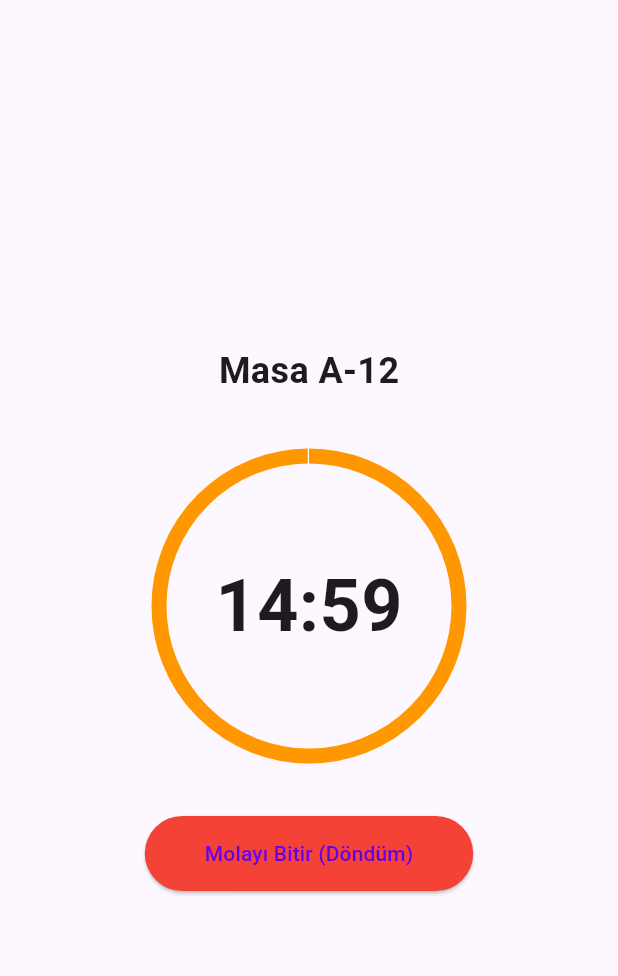
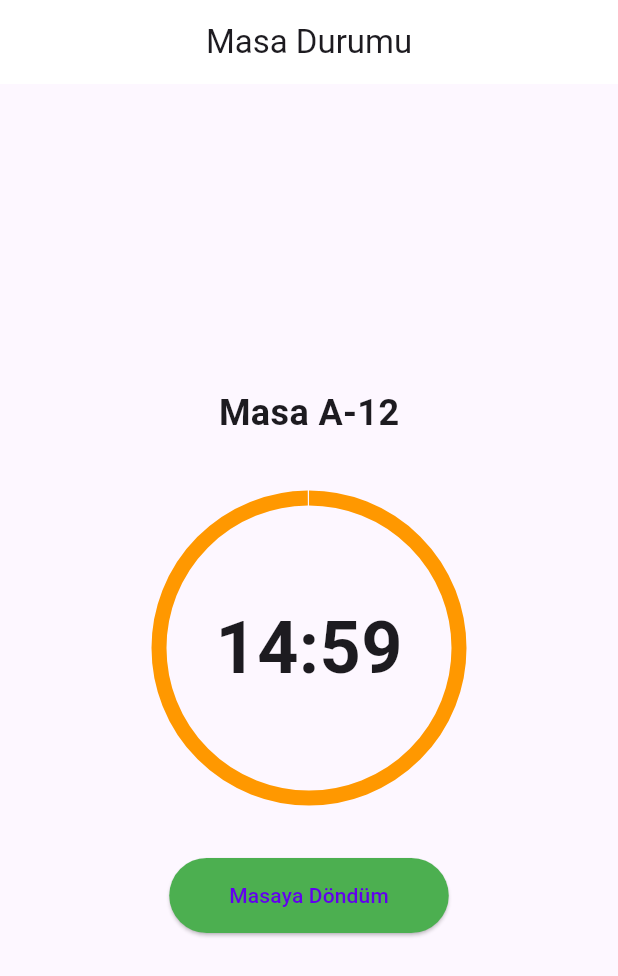
Before and after one commit to 4liriza/YerimCepte, a Flutter app: the TimerScreen screen opened directly, after a tap on "Molaya Çık", on a phone screen of 412 x 824 dp. Shown: the top 976 px of the screen. Run offline on Flutter 3.47's test engine with Material 3 defaults, Android fonts, the phone set to English and light mode, and no system bars; missing offline and left inert: mobile_scanner.

Commit message:
feat(timer): mola bitiminde otomatik cikis ve sure resetleme mantigi eklendi

```diff
--- a/lib/features/home/screens/timer_screen.dart
+++ b/lib/features/home/screens/timer_screen.dart
@@ -9,8 +9,9 @@ class TimerScreen extends StatefulWidget {
 }
 
 class _TimerScreenState extends State<TimerScreen> {
-  // Mola süresi: 15 dakika (saniye cinsinden)
-  int _remainingSeconds = 15 * 60;
+  // Mola süresi sabitimiz (15 dakika)
+  static const int molaSuresi = 15 * 60;
+  int _remainingSeconds = molaSuresi;
   Timer? _timer;
   bool _isMolaActive = false;
 
@@ -22,18 +23,42 @@ class _TimerScreenState extends State<TimerScreen> {
           _remainingSeconds--;
         });
       } else {
-        _stopTimer();
-        // Süre bittiğinde yapılacak işlem (Masa boşaltılacak)
+        // SÜRE BİTTİĞİNDE: Sayacı durdur ve masayı boşalt
+        _timer?.cancel();
+        _masaBosalt();
       }
     });
   }
 
+  // Molayı Bitir (Döndüm) tuşuna basıldığında
   void _stopTimer() {
     _timer?.cancel();
-    setState(() => _isMolaActive = false);
+    setState(() {
+      _isMolaActive = false;
+      _remainingSeconds = molaSuresi; // Süreyi tekrar 15 dakikaya resetle
+    });
+
+    ScaffoldMessenger.of(context).showSnackBar(
+      const SnackBar(content: Text('Moladan döndünüz, süreniz yenilendi.')),
+    );
   }
 
-  // Saniyeyi Dakika:Saniye formatına çeviren yardımcı fonksiyon
+  // Süre dolduğunda otomatik çalışan fonksiyon
+  void _masaBosalt() {
+    if (!mounted) return;
+
+    // Kullanıcıya bilgi ver
+    ScaffoldMessenger.of(context).showSnackBar(
+      const SnackBar(
+        content: Text('Mola süreniz doldu! Masanız otomatik boşaltıldı.'),
+        backgroundColor: Colors.red,
+      ),
+    );
+
+    // Ana sayfaya (Haritaya) geri gönder
+    Navigator.of(context).pop();
+  }
+
   String _formatTime(int seconds) {
     int minutes = seconds ~/ 60;
     int remainingSeconds = seconds % 60;
@@ -42,13 +67,14 @@ class _TimerScreenState extends State<TimerScreen> {
 
   @override
   void dispose() {
-    _timer?.cancel(); // Bellek sızıntısını önlemek için önemli
+    _timer?.cancel();
     super.dispose();
   }
 
   @override
   Widget build(BuildContext context) {
     return Scaffold(
+      appBar: AppBar(title: const Text("Masa Durumu")),
       body: Center(
         child: Column(
           mainAxisAlignment: MainAxisAlignment.center,
@@ -62,8 +88,9 @@ class _TimerScreenState extends State<TimerScreen> {
                   width: 200,
                   height: 200,
                   child: CircularProgressIndicator(
-                    value: _remainingSeconds / (15 * 60), // İlerleme çubuğu
+                    value: _remainingSeconds / molaSuresi,
                     strokeWidth: 10,
+                    // Moladayken turuncu, değilken yeşil
                     color: _isMolaActive ? Colors.orange : Colors.green,
                   ),
                 ),
@@ -77,10 +104,10 @@ class _TimerScreenState extends State<TimerScreen> {
             ElevatedButton(
               onPressed: _isMolaActive ? _stopTimer : _startTimer,
               style: ElevatedButton.styleFrom(
-                backgroundColor: _isMolaActive ? Colors.red : Colors.orange,
+                backgroundColor: _isMolaActive ? Colors.green : Colors.orange,
                 padding: const EdgeInsets.symmetric(horizontal: 40, vertical: 15),
               ),
-              child: Text(_isMolaActive ? 'Molayı Bitir (Döndüm)' : 'Molaya Çık'),
+              child: Text(_isMolaActive ? 'Masaya Döndüm' : 'Molaya Çık'),
             ),
           ],
         ),
```
